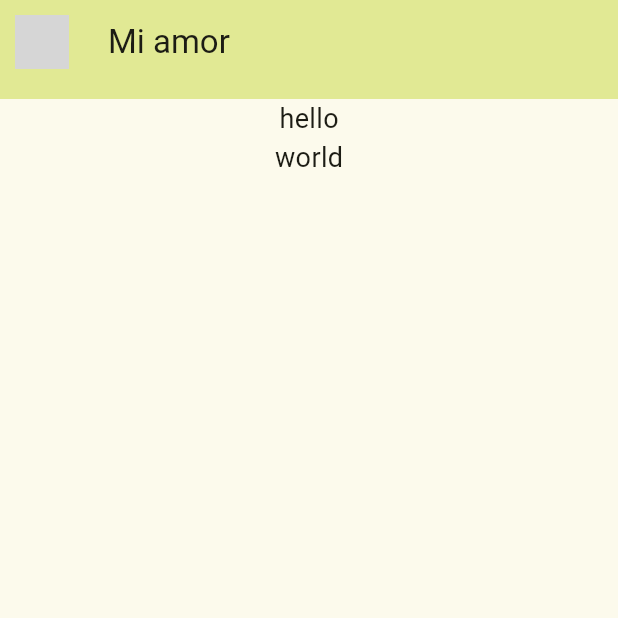
After one commit to CesarAugusto316/flutter_application_1, a Flutter app: the screen it shows after launch, on a phone screen of 412 x 824 dp, the top half of it. The commit adds this screen. Run offline on Flutter 3.47's test engine with Material 2 defaults, Android fonts, the phone set to English and light mode, and no system bars; network calls fail; grey boxes are pictures that could not be loaded.

Commit message:
✨ componetizing appBar

```diff
--- /dev/null
+++ b/lib/appBar/my_app_bar.dart
@@ -0,0 +1,27 @@
+import 'package:flutter/material.dart';
+
+class MyAppBar extends StatelessWidget implements PreferredSizeWidget {
+  const MyAppBar({
+    super.key,
+  });
+
+  @override
+  Widget build(BuildContext context) {
+    return AppBar(
+      leading: const Padding(
+        padding: EdgeInsets.all(10.0),
+        child: CircleAvatar(
+          // radius: 100,
+          backgroundImage: NetworkImage(
+              'https://i.pinimg.com/originals/74/e4/1d/74e41d48eddb609fd83d75ee9cb516e9.jpg'),
+        ),
+      ),
+      title: const Text('Mi amor'),
+      centerTitle: false,
+      backgroundColor: Theme.of(context).colorScheme.primaryContainer,
+    );
+  }
+
+  @override
+  Size get preferredSize => const Size.fromHeight(66);
+}
--- a/lib/chat/chat_screen.dart
+++ b/lib/chat/chat_screen.dart
@@ -1,23 +1,15 @@
 import 'package:flutter/material.dart';
+import '../appBar/my_app_bar.dart';
+import './chat_view.dart';
 
 class ChatScreen extends StatelessWidget {
   const ChatScreen({super.key});
 
   @override
   Widget build(BuildContext context) {
-    return Scaffold(
-      appBar: AppBar(
-        leading: const Padding(
-          padding: EdgeInsets.all(10.0),
-          child: CircleAvatar(
-            backgroundImage: NetworkImage(
-                'https://i.pinimg.com/originals/74/e4/1d/74e41d48eddb609fd83d75ee9cb516e9.jpg'),
-          ),
-        ),
-        title: const Text('Mi amor'),
-        centerTitle: false,
-      ),
-      body: const Center(child: Text('hello')),
+    return const Scaffold(
+      appBar: MyAppBar(),
+      body: ChatView(),
     );
   }
 }
--- /dev/null
+++ b/lib/chat/chat_view.dart
@@ -0,0 +1,15 @@
+import 'package:flutter/material.dart';
+
+class ChatView extends StatelessWidget {
+  const ChatView({super.key});
+
+  @override
+  Widget build(BuildContext context) {
+    return const Column(
+      children: [
+        Center(child: Text('hello')),
+        Center(child: Text('world')),
+      ],
+    );
+  }
+}
--- a/lib/my_app.dart
+++ b/lib/my_app.dart
@@ -11,7 +11,7 @@ class MyApp extends StatelessWidget {
   Widget build(BuildContext context) {
     return MaterialApp(
         debugShowCheckedModeBanner: false,
-        theme: AppTheme().theme(selectColor: 0, theme: Brightness.light),
+        theme: AppTheme().theme(selectColor: 1, theme: Brightness.light),
         home: const ChatScreen());
   }
 }
```
